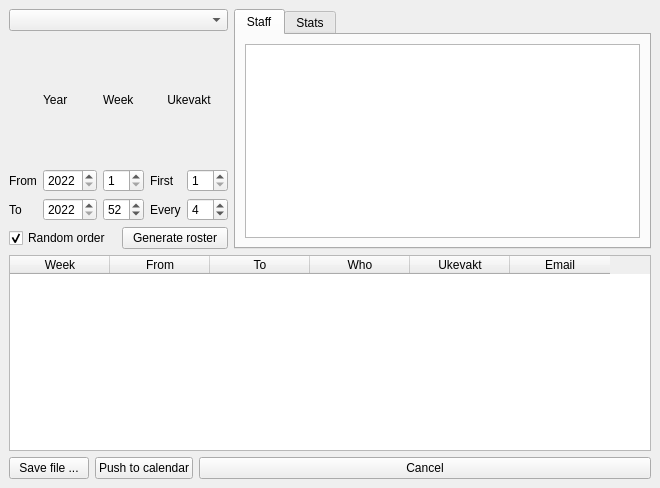
First picture: the form in UI/RosterWindow.ui, repository isaksengeir/appNRIS, before the edit.
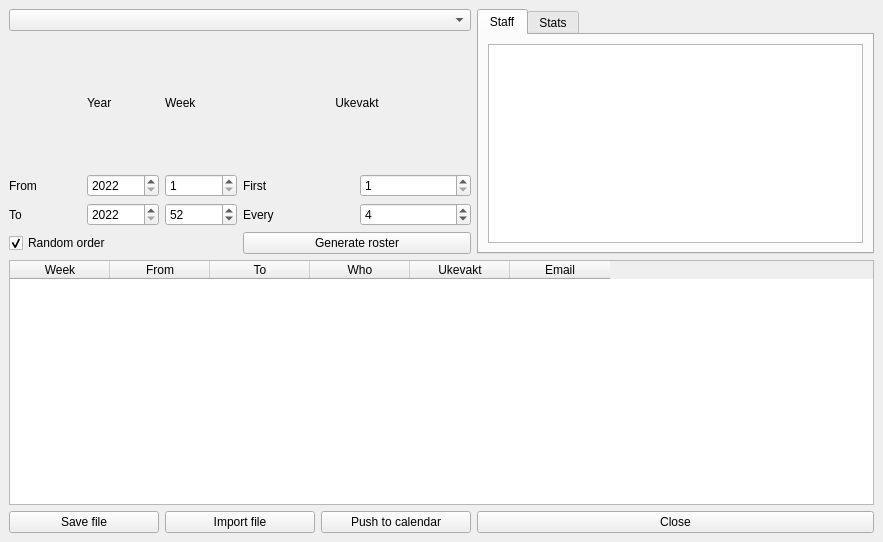
Second picture: the form after the edit.

Commit message: some button styling ++

Diff of the .ui file:
```diff
--- a/UI/RosterWindow.ui
+++ b/UI/RosterWindow.ui
@@ -6,8 +6,8 @@
    <rect>
     <x>0</x>
     <y>0</y>
-    <width>660</width>
-    <height>488</height>
+    <width>883</width>
+    <height>542</height>
    </rect>
   </property>
   <property name="windowTitle">
@@ -304,22 +304,53 @@
       </item>
       <item row="2" column="0">
        <widget class="QPushButton" name="button_save_to_file">
+        <property name="minimumSize">
+         <size>
+          <width>150</width>
+          <height>0</height>
+         </size>
+        </property>
         <property name="text">
-         <string>Save file ...</string>
+         <string>Save file</string>
         </property>
        </widget>
       </item>
-      <item row="2" column="1">
+      <item row="2" column="3">
+       <widget class="QPushButton" name="button_cancel">
+        <property name="minimumSize">
+         <size>
+          <width>150</width>
+          <height>0</height>
+         </size>
+        </property>
+        <property name="text">
+         <string>Close</string>
+        </property>
+       </widget>
+      </item>
+      <item row="2" column="2">
        <widget class="QPushButton" name="button_push_calemdar">
+        <property name="minimumSize">
+         <size>
+          <width>150</width>
+          <height>0</height>
+         </size>
+        </property>
         <property name="text">
          <string>Push to calendar</string>
         </property>
        </widget>
       </item>
-      <item row="2" column="2" colspan="2">
-       <widget class="QPushButton" name="button_cancel">
+      <item row="2" column="1">
+       <widget class="QPushButton" name="button_import_file">
+        <property name="minimumSize">
+         <size>
+          <width>150</width>
+          <height>0</height>
+         </size>
+        </property>
         <property name="text">
-         <string>Cancel</string>
+         <string>Import file</string>
         </property>
        </widget>
       </item>
```
The commit also changes 4 other files.
